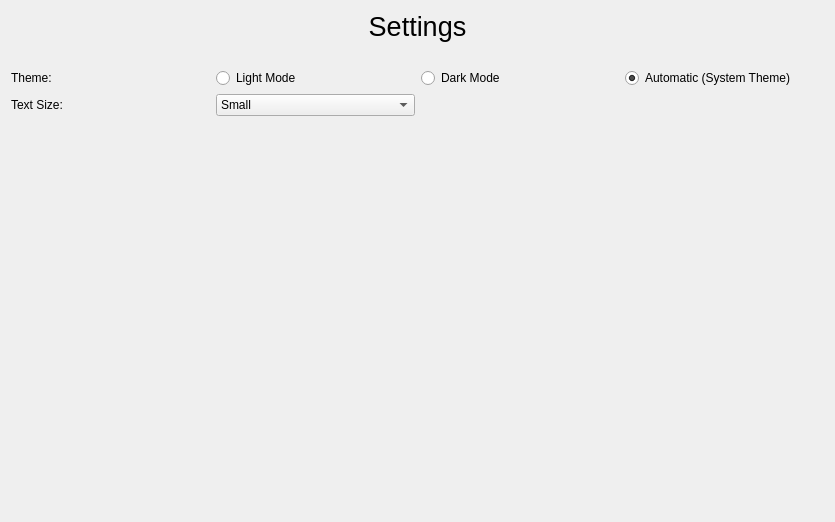
Qt form Unitracker/settings.ui (invigoratedcat/CMSC437) before a commit.
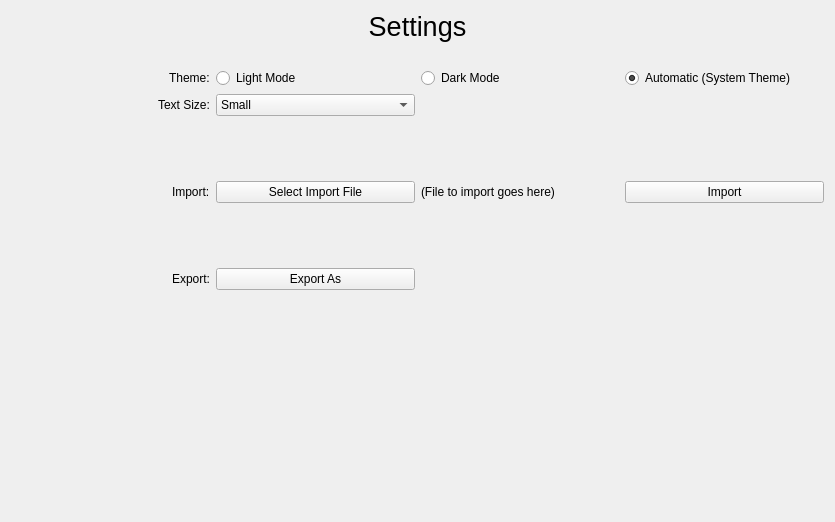
The same form after that commit.

Commit message: Added ability to change text size; switched themes and set up automatic themeing; started work on importing/exporting the database

The edit to the form file:
```diff
--- a/Unitracker/settings.ui
+++ b/Unitracker/settings.ui
@@ -15,7 +15,7 @@
   </property>
   <layout class="QVBoxLayout" name="verticalLayout_2">
    <item>
-    <widget class="QLabel" name="label">
+    <widget class="QLabel" name="title">
      <property name="font">
       <font>
        <pointsize>20</pointsize>
@@ -46,40 +46,63 @@
     </spacer>
    </item>
    <item>
-    <layout class="QGridLayout" name="gridLayout" rowstretch="0,1">
+    <layout class="QGridLayout" name="gridLayout" rowstretch="0,0,0,0">
+     <item row="3" column="0" alignment="Qt::AlignRight">
+      <widget class="QLabel" name="export_label">
+       <property name="text">
+        <string>Export:</string>
+       </property>
+      </widget>
+     </item>
+     <item row="0" column="2">
+      <widget class="QRadioButton" name="dark_theme">
+       <property name="toolTip">
+        <string>Sets the app's theme to dark</string>
+       </property>
+       <property name="text">
+        <string>Dark Mode</string>
+       </property>
+      </widget>
+     </item>
+     <item row="2" column="3">
+      <widget class="QPushButton" name="import_button">
+       <property name="text">
+        <string>Import</string>
+       </property>
+      </widget>
+     </item>
      <item row="0" column="1">
       <widget class="QRadioButton" name="light_theme">
+       <property name="toolTip">
+        <string>Sets the app's theme to light</string>
+       </property>
        <property name="text">
         <string>Light Mode</string>
        </property>
       </widget>
      </item>
-     <item row="0" column="3">
-      <widget class="QRadioButton" name="system_theme">
+     <item row="0" column="0" alignment="Qt::AlignRight">
+      <widget class="QLabel" name="theme_label">
        <property name="text">
-        <string>Automatic (System Theme)</string>
-       </property>
-       <property name="checked">
-        <bool>true</bool>
+        <string>Theme:</string>
        </property>
       </widget>
      </item>
-     <item row="1" column="0">
+     <item row="1" column="0" alignment="Qt::AlignRight">
       <widget class="QLabel" name="textsize_label">
        <property name="text">
         <string>Text Size:</string>
        </property>
       </widget>
      </item>
-     <item row="0" column="2">
-      <widget class="QRadioButton" name="dark_theme">
-       <property name="text">
-        <string>Dark Mode</string>
-       </property>
-      </widget>
-     </item>
      <item row="1" column="1">
-      <widget class="QComboBox" name="comboBox">
+      <widget class="QComboBox" name="text_size">
+       <property name="toolTip">
+        <string>Choose the global text size</string>
+       </property>
+       <property name="currentText">
+        <string>Medium</string>
+       </property>
        <item>
         <property name="text">
          <string>Small</string>
@@ -97,10 +120,56 @@
        </item>
       </widget>
      </item>
-     <item row="0" column="0">
-      <widget class="QLabel" name="theme_label">
+     <item row="3" column="1">
+      <widget class="QPushButton" name="export_button">
        <property name="text">
-        <string>Theme:</string>
+        <string>Export As</string>
+       </property>
+      </widget>
+     </item>
+     <item row="2" column="0" alignment="Qt::AlignRight">
+      <widget class="QLabel" name="import_label">
+       <property name="text">
+        <string>Import:</string>
+       </property>
+      </widget>
+     </item>
+     <item row="0" column="3">
+      <widget class="QRadioButton" name="system_theme">
+       <property name="toolTip">
+        <string>Sets the app theme to your system's theme</string>
+       </property>
+       <property name="text">
+        <string>Automatic (System Theme)</string>
+       </property>
+       <property name="checked">
+        <bool>true</bool>
+       </property>
+      </widget>
+     </item>
+     <item row="2" column="1">
+      <widget class="QPushButton" name="select_import">
+       <property name="text">
+        <string>Select Import File</string>
+       </property>
+      </widget>
+     </item>
+     <item row="2" column="2">
+      <widget class="QLabel" name="chosen_import">
+       <property name="sizePolicy">
+        <sizepolicy hsizetype="Preferred" vsizetype="Expanding">
+         <horstretch>0</horstretch>
+         <verstretch>0</verstretch>
+        </sizepolicy>
+       </property>
+       <property name="toolTip">
+        <string>Shows the file currently selected for importing</string>
+       </property>
+       <property name="text">
+        <string>(File to import goes here)</string>
+       </property>
+       <property name="scaledContents">
+        <bool>false</bool>
        </property>
       </widget>
      </item>
```
Left out of the diff: 2 changed lines with no effect on the pictures. The commit also changes 2 other files.
